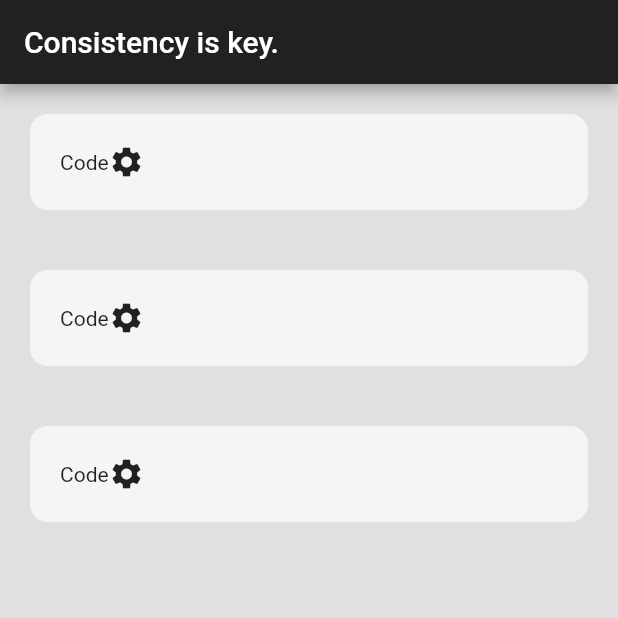
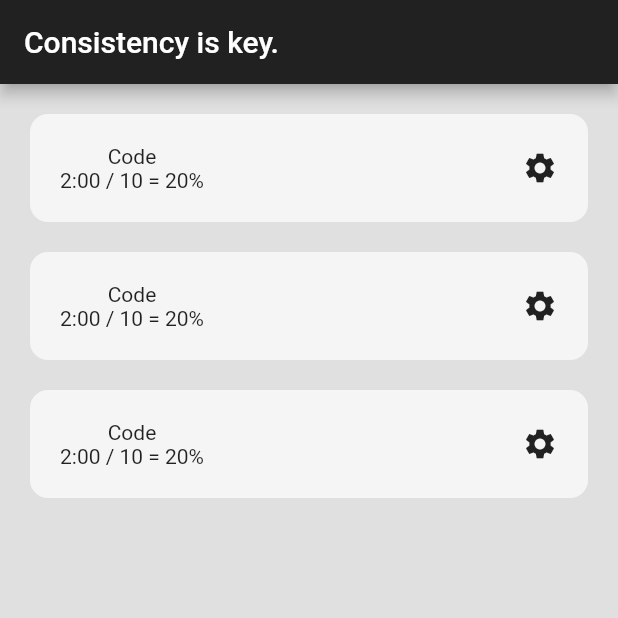
Before and after one commit to patrickkoszewski/habit_tracker_app, a Flutter app: the screen it shows after launch, on a phone screen of 412 x 824 dp, the top half of it. Run offline on Flutter 3.47's test engine with Material 2 defaults, Android fonts, the phone set to English and light mode, and no system bars.

Commit message:
Organize Code, add habit name and progress

```diff
--- a/lib/util/habit_tile.dart
+++ b/lib/util/habit_tile.dart
@@ -6,7 +6,11 @@ class HabitTile extends StatelessWidget {
   @override
   Widget build(BuildContext context) {
     return Padding(
-      padding: const EdgeInsets.all(20.0),
+      padding: const EdgeInsets.only(
+        left: 20.0,
+        right: 20.0,
+        top: 20.0,
+      ),
       child: Container(
         padding: EdgeInsets.all(20),
         decoration: BoxDecoration(
@@ -14,8 +18,17 @@ class HabitTile extends StatelessWidget {
           borderRadius: BorderRadius.circular(12),
         ),
         child: Row(
+          mainAxisAlignment: MainAxisAlignment.spaceBetween,
           children: [
-            Text('Code'),
+            Column(
+              children: [
+                //habit name
+                Text('Code'),
+
+                //progres
+                Text('2:00 / 10 = 20%'),
+              ],
+            ),
             Icon(Icons.settings),
           ],
         ),
```
